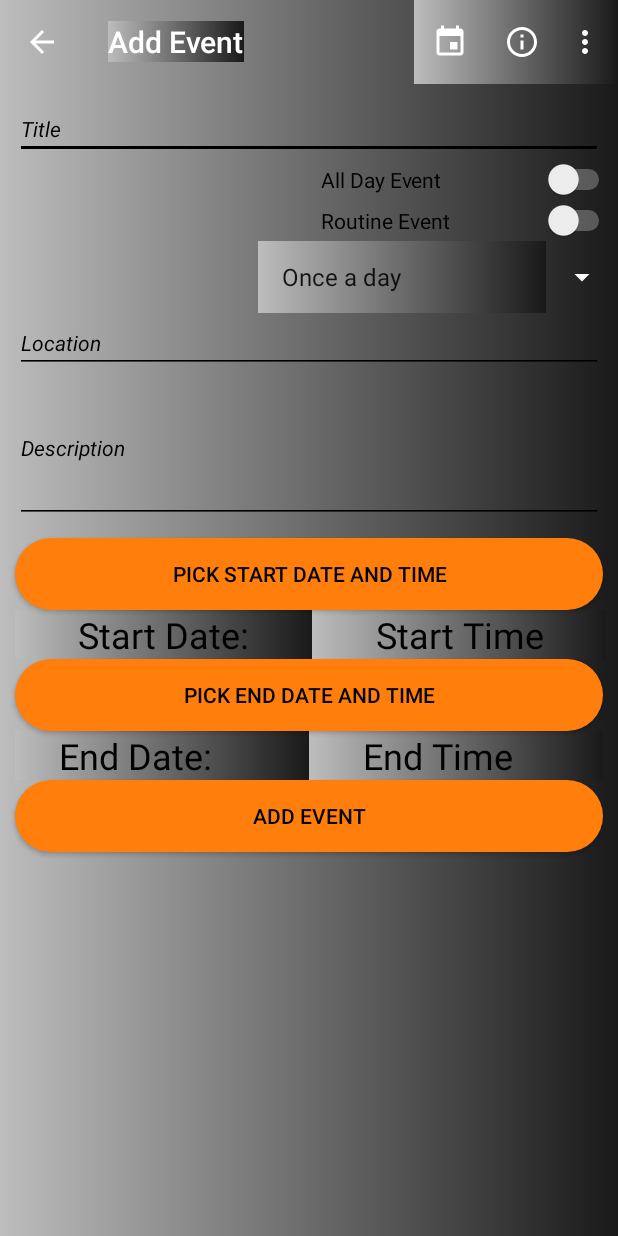
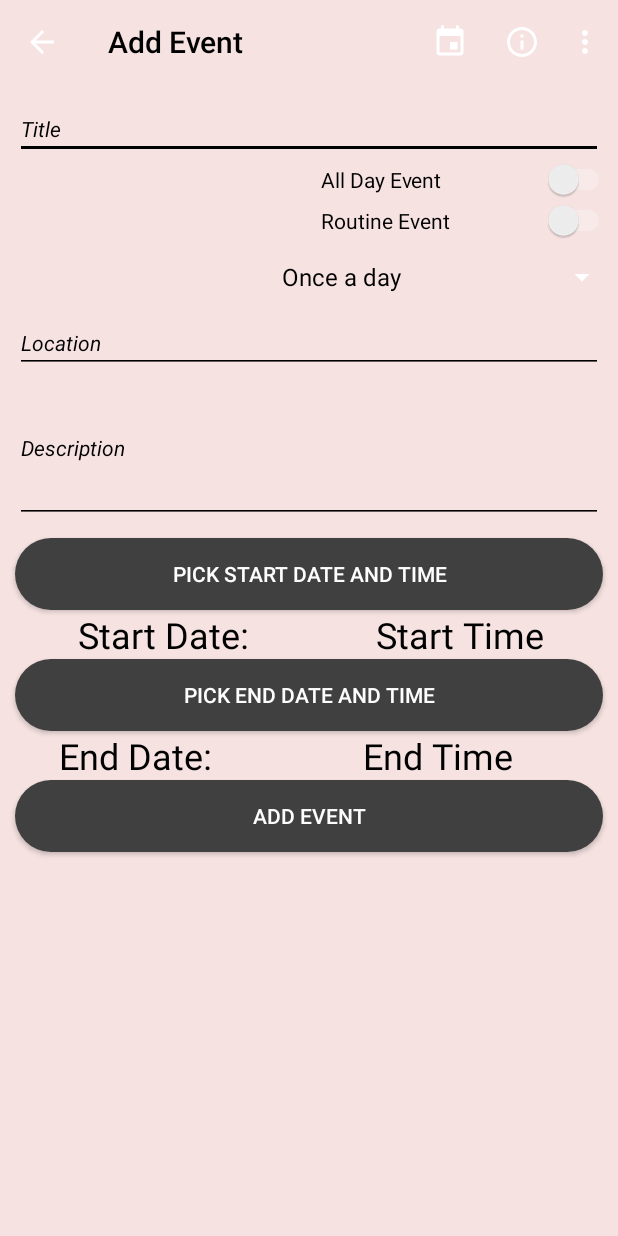
Before and after one commit to sxeix/StudyApp, an Android app: the InputPage screen opened directly, with no data from a screen before it, on a phone screen of 412 x 824 dp. Run offline under Robolectric (Android 15) with nearby library versions, the phone set to English and light mode, and no system bars; Roboto replaces fonts that are not available here.

Commit message:
Fix Theme

```diff
--- a/app/src/main/res/drawable/custom_buttons.xml
+++ b/app/src/main/res/drawable/custom_buttons.xml
@@ -3,6 +3,6 @@
     <!--
     <gradient android:startColor="#FF871C" android:centerColor="#FF8012" android:endColor="#FF871C"></gradient>
     -->
-    <solid android:color="#FF7E0C"></solid>
+    <solid android:color="#404040"></solid>
     <corners android:radius="50dp"></corners>
 </shape>
--- a/app/src/main/res/layout/activity_calendar_date.xml
+++ b/app/src/main/res/layout/activity_calendar_date.xml
@@ -16,7 +16,8 @@
             android:id="@+id/toolbar"
             android:layout_width="match_parent"
             android:layout_height="?attr/actionBarSize"
-            app:popupTheme="@style/AppTheme.PopupOverlay" />
+            app:popupTheme="@style/AppTheme.PopupOverlay"
+            app:titleTextColor="#000000"/>
 
         <LinearLayout
             android:layout_width="match_parent"
--- a/app/src/main/res/layout/activity_events_page.xml
+++ b/app/src/main/res/layout/activity_events_page.xml
@@ -16,7 +16,8 @@
             android:id="@+id/toolbar"
             android:layout_width="match_parent"
             android:layout_height="?attr/actionBarSize"
-            app:popupTheme="@style/AppTheme.PopupOverlay" />
+            app:popupTheme="@style/AppTheme.PopupOverlay"
+            app:titleTextColor="#000000"/>
 
 
         <LinearLayout
--- a/app/src/main/res/layout/activity_info_page.xml
+++ b/app/src/main/res/layout/activity_info_page.xml
@@ -17,7 +17,8 @@
             android:id="@+id/toolbar"
             android:layout_width="match_parent"
             android:layout_height="?attr/actionBarSize"
-            app:popupTheme="@style/AppTheme.PopupOverlay" />
+            app:popupTheme="@style/AppTheme.PopupOverlay"
+            app:titleTextColor="#000000"/>
 
         <LinearLayout
             android:layout_width="match_parent"
--- a/app/src/main/res/layout/activity_input_page.xml
+++ b/app/src/main/res/layout/activity_input_page.xml
@@ -16,7 +16,8 @@
             android:id="@+id/toolbar"
             android:layout_width="match_parent"
             android:layout_height="?attr/actionBarSize"
-            app:popupTheme="@style/AppTheme.PopupOverlay" />
+            app:popupTheme="@style/AppTheme.PopupOverlay"
+            app:titleTextColor="#000000"/>
 
         <LinearLayout
             android:layout_width="match_parent"
@@ -111,7 +112,7 @@
                 android:layout_marginRight="10dp"
                 android:background="@drawable/custom_buttons"
                 android:text="Pick Start Date and Time"
-                android:textColor="#000000" />
+                android:textColor="#FEFEFE" />
 
             <LinearLayout
                 android:layout_width="match_parent"
@@ -156,7 +157,7 @@
                 android:layout_marginRight="10dp"
                 android:background="@drawable/custom_buttons"
                 android:text="Pick End Date and Time"
-                android:textColor="#000000" />
+                android:textColor="#FEFEFE" />
 
 
             <LinearLayout
@@ -200,7 +201,7 @@
                 android:layout_marginBottom="8dp"
                 android:background="@drawable/custom_buttons"
                 android:text="Add Event"
-                android:textColor="#000000" />
+                android:textColor="#FEFEFE" />
 
         </LinearLayout>
 
--- a/app/src/main/res/layout/activity_settings_page.xml
+++ b/app/src/main/res/layout/activity_settings_page.xml
@@ -16,7 +16,8 @@
             android:id="@+id/toolbar"
             android:layout_width="match_parent"
             android:layout_height="?attr/actionBarSize"
-            app:popupTheme="@style/AppTheme.PopupOverlay" />
+            app:popupTheme="@style/AppTheme.PopupOverlay"
+            app:titleTextColor="#000000"/>
 
         <LinearLayout
             android:layout_width="match_parent"
--- a/app/src/main/res/values/colors.xml
+++ b/app/src/main/res/values/colors.xml
@@ -2,6 +2,6 @@
 <resources xmlns:tools="http://schemas.android.com/tools">
     <color name="colorPrimary">#BBBBBB</color>
     <color name="colorPrimaryDark">#000000</color>
-    <color name="colorAccent">#FC6D00</color>
+    <color name="colorAccent">#BFBFBF</color>
     <color name="invisible">#00000000</color>
 </resources>
--- a/app/src/main/res/values/styles.xml
+++ b/app/src/main/res/values/styles.xml
@@ -2,8 +2,9 @@
     <style name="AppTheme" parent="Theme.AppCompat.Light.NoActionBar">
         <item name="colorPrimary">@color/invisible</item>
         <item name="colorPrimaryDark">@color/invisible</item>
-        <item name="colorAccent">@color/colorAccent</item>
-        <item name="android:background">@drawable/gradient_50sog</item>
+        <item name="colorAccent">#BFBFBF</item>
+        <item name="android:background">#F5E2E1</item>
+        <item name="android:textColor">#000000</item>
         <item name="android:windowAnimationStyle">@style/WindowTransition</item>
     </style>
 
@@ -18,8 +19,9 @@
     <style name="LightMode" parent="Theme.AppCompat.Light.NoActionBar">
         <item name="colorPrimary">@color/invisible</item>
         <item name="colorPrimaryDark">@color/invisible</item>
-        <item name="colorAccent">#FC6D00</item>
-        <item name="android:background">@drawable/gradient_sunset</item>
+        <item name="colorAccent">#BFBFBF</item>
+        <item name="android:background">#B9EEF5</item>
+        <item name="android:textColor">#000000</item>
         <item name="android:windowAnimationStyle">@style/WindowTransition</item>
     </style>
 
@@ -30,7 +32,7 @@
     </style>
 
     <style name="CalenderViewCustom" parent="Theme.AppCompat">
-        <item name="colorAccent">@color/colorAccent</item>
+        <item name="colorAccent">#BFBFBF</item>
         <item name="colorPrimary">@android:color/primary_text_light</item>
         <item name="android:textColorPrimary">@color/colorPrimaryDark</item>
     </style>
```
Also changed, not shown: app/src/main/res/layout/activity_main.xml (+4 -3 lines).
